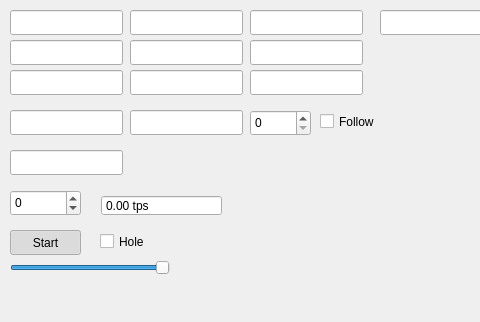
mipt-mmp/kinetic-theory-of-gases, file src/visuals/mainwindow.ui: the form before one commit; both pictures show x 0 to 480 and y 0 to 322 of the 800 by 600 pixel window.
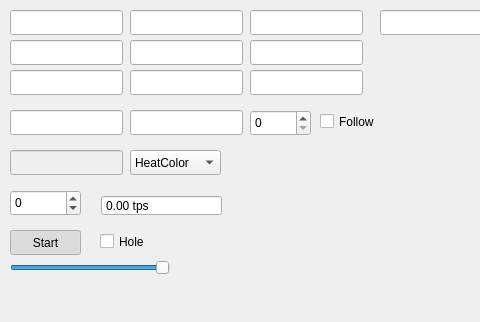
The form after the commit.

Patch:
```diff
--- a/src/visuals/mainwindow.ui
+++ b/src/visuals/mainwindow.ui
@@ -196,6 +196,9 @@
     </property>
    </widget>
    <widget class="QLineEdit" name="freeFlightDisplay">
+    <property name="enabled">
+     <bool>false</bool>
+    </property>
     <property name="geometry">
      <rect>
       <x>10</x>
@@ -307,6 +310,34 @@
      <string>Follow</string>
     </property>
    </widget>
+   <widget class="QComboBox" name="colorSelector">
+    <property name="geometry">
+     <rect>
+      <x>130</x>
+      <y>150</y>
+      <width>91</width>
+      <height>25</height>
+     </rect>
+    </property>
+    <property name="currentIndex">
+     <number>1</number>
+    </property>
+    <item>
+     <property name="text">
+      <string>StaticColor</string>
+     </property>
+    </item>
+    <item>
+     <property name="text">
+      <string>HeatColor</string>
+     </property>
+    </item>
+    <item>
+     <property name="text">
+      <string>MassColor</string>
+     </property>
+    </item>
+   </widget>
   </widget>
   <widget class="QMenuBar" name="menubar">
    <property name="geometry">
```
